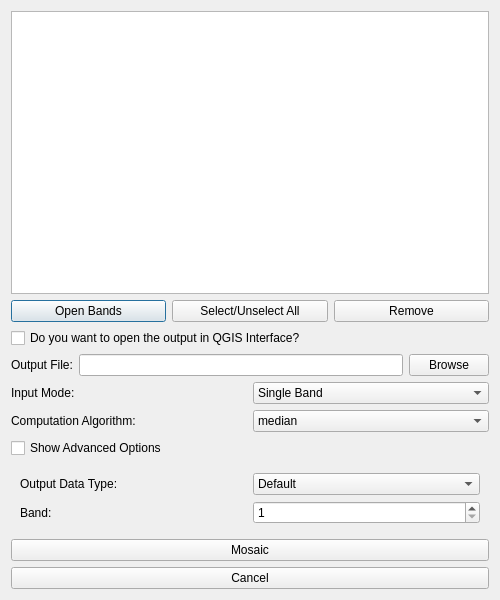
Qt form mosaic_dialog_base.ui (Mirjan-Ali-Sha/mosaic_tool) before a commit.
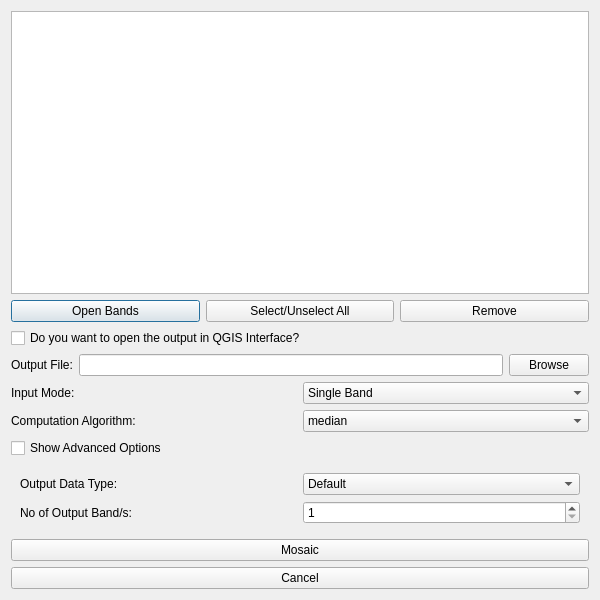
The same form after that commit.

The edit to the form file:
```diff
--- a/mosaic_dialog_base.ui
+++ b/mosaic_dialog_base.ui
@@ -6,7 +6,7 @@
    <rect>
     <x>0</x>
     <y>0</y>
-    <width>500</width>
+    <width>600</width>
     <height>600</height>
    </rect>
   </property>
@@ -239,7 +239,7 @@
         <item>
          <widget class="QLabel" name="band_label">
           <property name="text">
-           <string>Band:</string>
+           <string>No of Output Band/s:</string>
           </property>
          </widget>
         </item>
```
